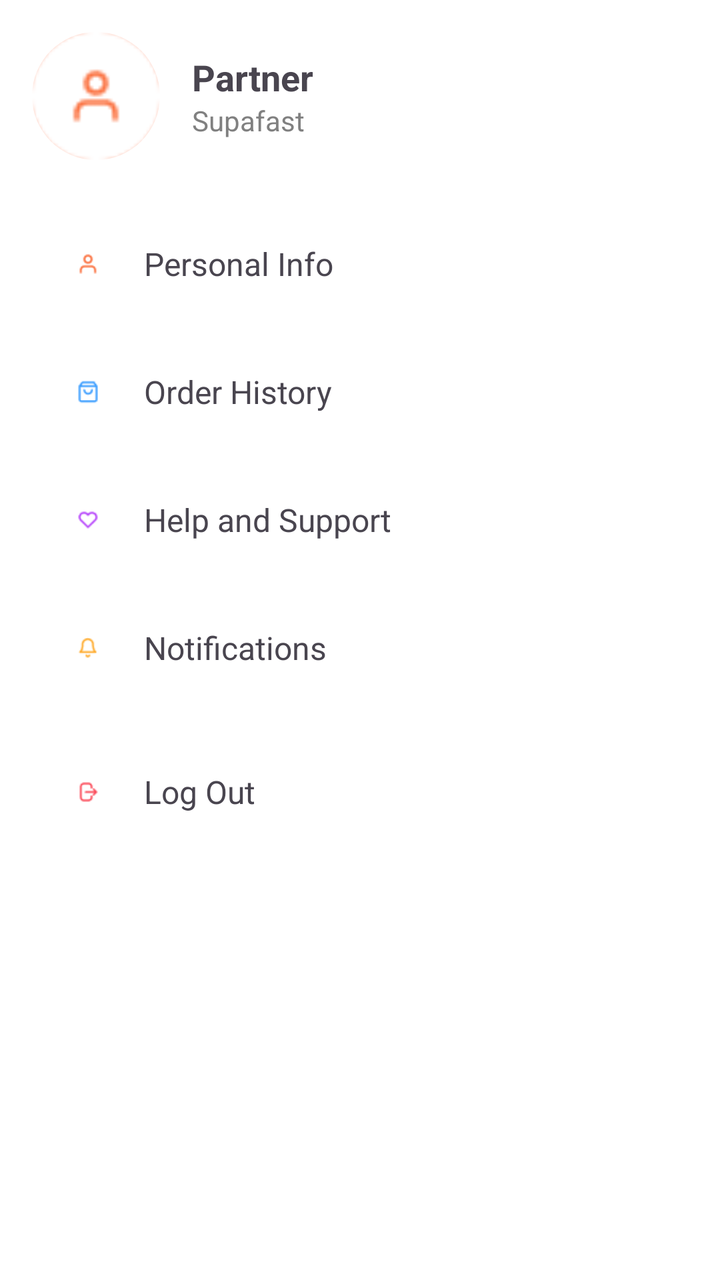
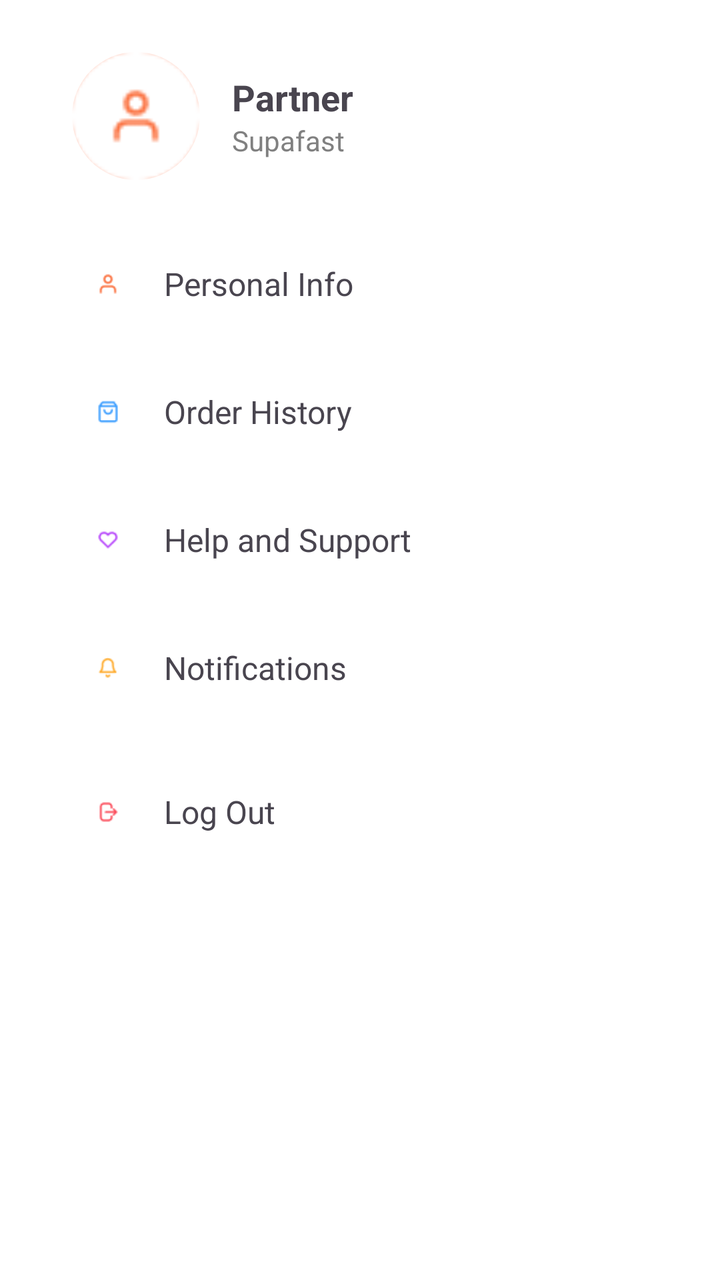

Before-and-after screenshots of an Android layout around one commit, followed by the original layout XML and the change that was made.
<!-- AndroidManifest.xml: application theme Theme.B2CDeliveryApp -->
<!-- res/layout/fragment_profile.xml -->
<?xml version="1.0" encoding="utf-8"?>
<ScrollView xmlns:android="http://schemas.android.com/apk/res/android"
    android:layout_width="match_parent"
    android:layout_height="match_parent"
    android:background="@color/white"
    android:padding="16dp">

    <LinearLayout
        android:layout_width="match_parent"
        android:layout_height="wrap_content"
        android:orientation="vertical">

        
        <LinearLayout
            android:layout_width="match_parent"
            android:layout_height="wrap_content"
            android:orientation="horizontal"
            android:gravity="center_vertical"
            android:paddingBottom="24dp">

            <ImageView
                android:id="@+id/profileImage"
                android:layout_width="64dp"
                android:layout_height="64dp"
                android:src="@drawable/ic_person"
                android:backgroundTint="#FFCCBC"
                android:background="@drawable/circle_background" />

            <LinearLayout
                android:layout_width="wrap_content"
                android:layout_height="wrap_content"
                android:orientation="vertical"
                android:layout_marginStart="16dp">

                <TextView
                    android:id="@+id/tvPartnerName"
                    android:layout_width="wrap_content"
                    android:layout_height="wrap_content"
                    android:text="Partner"
                    android:textSize="18sp"
                    android:textStyle="bold" />

                <TextView
                    android:id="@+id/tvSubtitle"
                    android:layout_width="wrap_content"
                    android:layout_height="wrap_content"
                    android:text="Supafast"
                    android:textSize="14sp"
                    android:textColor="#808080" />
            </LinearLayout>
        </LinearLayout>

        
        <LinearLayout
            android:layout_width="match_parent"
            android:layout_height="wrap_content"
            android:orientation="vertical">

            
            <LinearLayout
                android:id="@+id/llPersonalInfo"
                android:layout_width="match_parent"
                android:layout_height="wrap_content"
                android:orientation="horizontal"
                android:gravity="center_vertical"
                android:padding="16dp"
                android:background="@drawable/option_button_background">

                <ImageView
                    android:layout_width="24dp"
                    android:layout_height="24dp"
                    android:src="@drawable/ic_person"
                    android:layout_marginEnd="16dp" />

                <TextView
                    android:layout_width="wrap_content"
                    android:layout_height="wrap_content"
                    android:text="Personal Info"
                    android:textSize="16sp" />
            </LinearLayout>

            

            
            <LinearLayout
                android:id="@+id/llOrderHistory"
                android:layout_width="match_parent"
                android:layout_height="wrap_content"
                android:orientation="horizontal"
                android:gravity="center_vertical"
                android:padding="16dp"
                android:background="@drawable/option_button_background"
                android:layout_marginTop="8dp">

                <ImageView
                    android:layout_width="24dp"
                    android:layout_height="24dp"
                    android:src="@drawable/ic_history"
                    android:layout_marginEnd="16dp" />

                <TextView
                    android:layout_width="wrap_content"
                    android:layout_height="wrap_content"
                    android:text="Order History"
                    android:textSize="16sp" />
            </LinearLayout>

            
            <LinearLayout
                android:id="@+id/llHelpSupport"
                android:layout_width="match_parent"
                android:layout_height="wrap_content"
                android:orientation="horizontal"
                android:gravity="center_vertical"
                android:padding="16dp"
                android:background="@drawable/option_button_background"
                android:layout_marginTop="8dp">

                <ImageView
                    android:layout_width="24dp"
                    android:layout_height="24dp"
                    android:src="@drawable/ic_help"
                    android:layout_marginEnd="16dp" />

                <TextView
                    android:layout_width="wrap_content"
                    android:layout_height="wrap_content"
                    android:text="Help and Support"
                    android:textSize="16sp" />
            </LinearLayout>

            
            <LinearLayout
                android:id="@+id/llNotifications"
                android:layout_width="match_parent"
                android:layout_height="wrap_content"
                android:orientation="horizontal"
                android:gravity="center_vertical"
                android:padding="16dp"
                android:background="@drawable/option_button_background"
                android:layout_marginTop="8dp">

                <ImageView
                    android:layout_width="24dp"
                    android:layout_height="24dp"
                    android:src="@drawable/ic_notifications"
                    android:layout_marginEnd="16dp" />

                <TextView
                    android:layout_width="wrap_content"
                    android:layout_height="wrap_content"
                    android:text="Notifications"
                    android:textSize="16sp" />
            </LinearLayout>

            
            <LinearLayout
                android:id="@+id/llLogout"
                android:layout_width="match_parent"
                android:layout_height="wrap_content"
                android:orientation="horizontal"
                android:gravity="center_vertical"
                android:padding="16dp"
                android:background="@drawable/option_button_background"
                android:layout_marginTop="16dp">

                <ImageView
                    android:layout_width="24dp"
                    android:layout_height="24dp"
                    android:src="@drawable/ic_logout"
                    android:layout_marginEnd="16dp" />

                <TextView
                    android:layout_width="wrap_content"
                    android:layout_height="wrap_content"
                    android:text="Log Out"
                    android:textSize="16sp" />
            </LinearLayout>

        </LinearLayout>
    </LinearLayout>
</ScrollView>
<!-- resources referenced by this layout -->
<resources>
  <color name="white">#FFFFFFFF</color>
  <!-- drawable circle_background (drawable) -->
  <shape xmlns:android="http://schemas.android.com/apk/res/android">
      <solid android:color="#FFCCBC" />
      <corners android:radius="50dp" />
  </shape>
  <!-- drawable ic_help: png bitmap (drawable, 854 bytes) -->
  <!-- drawable ic_history: png bitmap (drawable, 799 bytes) -->
  <!-- drawable ic_logout: png bitmap (drawable, 848 bytes) -->
  <!-- drawable ic_notifications: png bitmap (drawable, 825 bytes) -->
  <!-- drawable ic_person: png bitmap (drawable, 801 bytes) -->
  <!-- drawable option_button_background (drawable) -->
  <selector xmlns:android="http://schemas.android.com/apk/res/android">
      <item android:drawable="@color/white" android:state_pressed="false" />
      <item android:drawable="@color/white" android:state_pressed="true" />
  </selector>
  <style name="Theme.B2CDeliveryApp" parent="Base.Theme.B2CDeliveryApp">
          <item name="android:windowTranslucentStatus">true</item>
          <item name="android:statusBarColor">@android:color/transparent</item>
      </style>
  <style name="Base.Theme.B2CDeliveryApp" parent="Theme.Material3.DayNight.NoActionBar">
          
          
      </style>
</resources>

<!-- the commit's change to res/layout/fragment_profile.xml (unified diff, before → after) -->
@@ -8,6 +8,8 @@
     <LinearLayout
         android:layout_width="match_parent"
         android:layout_height="wrap_content"
+        android:paddingStart="10dp"
+        android:paddingTop="10dp"
         android:orientation="vertical">
 
         
@@ -16,15 +18,19 @@
             android:layout_height="wrap_content"
             android:orientation="horizontal"
             android:gravity="center_vertical"
+
             android:paddingBottom="24dp">
 
             <ImageView
+                android:layout_marginLeft="10dp"
                 android:id="@+id/profileImage"
                 android:layout_width="64dp"
                 android:layout_height="64dp"
+                android:scaleType="centerCrop"
                 android:src="@drawable/ic_person"
-                android:backgroundTint="#FFCCBC"
-                android:background="@drawable/circle_background" />
+                android:background="@drawable/circle_background"
+                android:backgroundTint="#FFCCBC" />
+
 
             <LinearLayout
                 android:layout_width="wrap_content"
